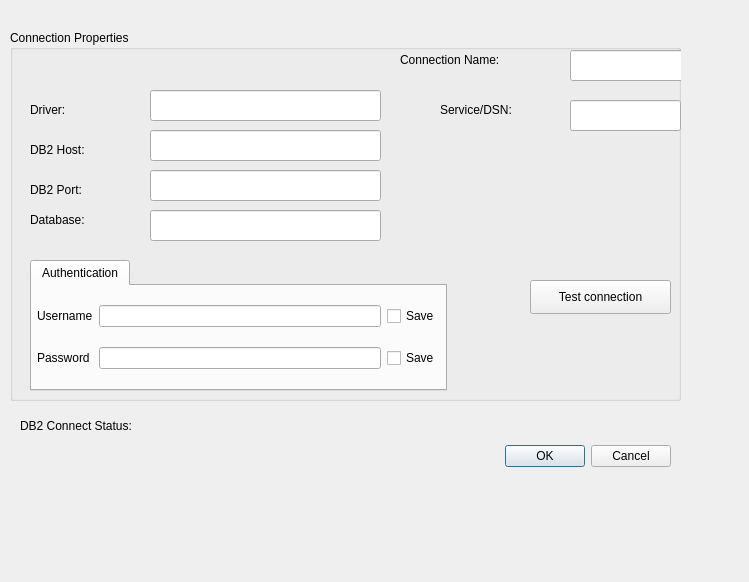
First picture: the form in src/ui/qgsdb2newconnectionbase.ui, repository qgis/QGIS, before the edit.
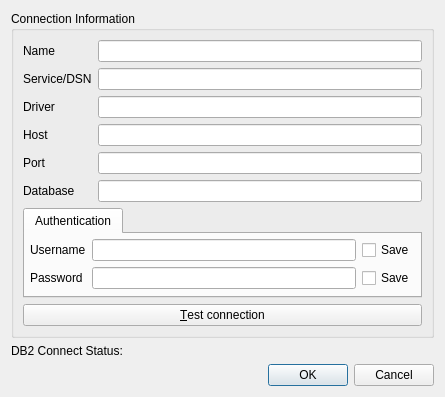
Second picture: the form after the edit.

Diff of the .ui file:
```diff
--- a/src/ui/qgsdb2newconnectionbase.ui
+++ b/src/ui/qgsdb2newconnectionbase.ui
@@ -6,22 +6,23 @@
    <rect>
     <x>0</x>
     <y>0</y>
-    <width>749</width>
-    <height>582</height>
+    <width>445</width>
+    <height>386</height>
    </rect>
   </property>
   <property name="windowTitle">
    <string>Create a New DB2 connection</string>
   </property>
+  <layout class="QGridLayout" name="gridLayout_3">
+   <item row="1" column="0">
+    <widget class="QLabel" name="db2ConnectStatus">
+     <property name="text">
+      <string>DB2 Connect Status: </string>
+     </property>
+    </widget>
+   </item>
+   <item row="3" column="0">
   <widget class="QDialogButtonBox" name="buttonBox">
-   <property name="geometry">
-    <rect>
-     <x>450</x>
-     <y>440</y>
-     <width>221</width>
-     <height>32</height>
-    </rect>
-   </property>
    <property name="orientation">
     <enum>Qt::Horizontal</enum>
    </property>
@@ -29,178 +30,82 @@
     <set>QDialogButtonBox::Cancel|QDialogButtonBox::Ok</set>
    </property>
   </widget>
+   </item>
+   <item row="0" column="0">
   <widget class="QGroupBox" name="groupBox">
-   <property name="geometry">
-    <rect>
-     <x>10</x>
-     <y>30</y>
-     <width>671</width>
-     <height>371</height>
-    </rect>
-   </property>
    <property name="title">
-    <string>Connection Properties</string>
-   </property>
+      <string>Connection Information</string>
+     </property>
+     <layout class="QGridLayout" name="gridLayout_2">
+      <item row="2" column="0">
+       <widget class="QLabel" name="DB2ServiceLabel_2">
+        <property name="text">
+         <string>Driver</string>
+        </property>
+       </widget>
+      </item>
+      <item row="2" column="1">
+       <widget class="QLineEdit" name="txtDriver"/>
+      </item>
+      <item row="3" column="0">
    <widget class="QLabel" name="DB2HostLabel">
-    <property name="geometry">
-     <rect>
-      <x>20</x>
-      <y>110</y>
-      <width>91</width>
-      <height>20</height>
-     </rect>
-    </property>
     <property name="text">
-     <string>DB2 Host:</string>
-    </property>
-   </widget>
+         <string>Host</string>
+        </property>
+       </widget>
+      </item>
+      <item row="5" column="1">
+       <widget class="QLineEdit" name="txtDatabase"/>
+      </item>
+      <item row="3" column="1">
+       <widget class="QLineEdit" name="txtHost"/>
+      </item>
+      <item row="4" column="0">
    <widget class="QLabel" name="DB2port">
-    <property name="geometry">
-     <rect>
-      <x>20</x>
-      <y>150</y>
-      <width>91</width>
-      <height>19</height>
-     </rect>
-    </property>
     <property name="text">
-     <string>DB2 Port:</string>
-    </property>
-   </widget>
+         <string>Port</string>
+        </property>
+       </widget>
+      </item>
+      <item row="4" column="1">
+       <widget class="QLineEdit" name="txtPort"/>
+      </item>
+      <item row="5" column="0">
    <widget class="QLabel" name="database">
-    <property name="geometry">
-     <rect>
-      <x>20</x>
-      <y>180</y>
-      <width>91</width>
-      <height>19</height>
-     </rect>
-    </property>
     <property name="text">
-     <string>Database:</string>
-    </property>
-   </widget>
-   <widget class="QLineEdit" name="txtPort">
-    <property name="geometry">
-     <rect>
-      <x>140</x>
-      <y>140</y>
-      <width>231</width>
-      <height>31</height>
-     </rect>
-    </property>
-   </widget>
-   <widget class="QLineEdit" name="txtDatabase">
-    <property name="geometry">
-     <rect>
-      <x>140</x>
-      <y>180</y>
-      <width>231</width>
-      <height>31</height>
-     </rect>
-    </property>
-   </widget>
-   <widget class="QLineEdit" name="txtHost">
-    <property name="geometry">
-     <rect>
-      <x>140</x>
-      <y>100</y>
-      <width>231</width>
-      <height>31</height>
-     </rect>
-    </property>
-   </widget>
-   <widget class="QPushButton" name="btnConnect">
-    <property name="geometry">
-     <rect>
-      <x>520</x>
-      <y>250</y>
-      <width>141</width>
-      <height>34</height>
-     </rect>
-    </property>
-    <property name="text">
-     <string>Test connection</string>
-    </property>
-   </widget>
-   <widget class="QLineEdit" name="txtService">
-    <property name="geometry">
-     <rect>
-      <x>560</x>
-      <y>70</y>
-      <width>111</width>
-      <height>31</height>
-     </rect>
-    </property>
-   </widget>
-   <widget class="QLabel" name="DB2ServiceLabel">
-    <property name="geometry">
-     <rect>
-      <x>430</x>
-      <y>70</y>
-      <width>121</width>
-      <height>19</height>
-     </rect>
-    </property>
-    <property name="text">
-     <string>Service/DSN:</string>
-    </property>
-   </widget>
-   <widget class="QLineEdit" name="txtDriver">
-    <property name="geometry">
-     <rect>
-      <x>140</x>
-      <y>60</y>
-      <width>231</width>
-      <height>31</height>
-     </rect>
-    </property>
-   </widget>
-   <widget class="QLabel" name="DB2ServiceLabel_2">
-    <property name="geometry">
-     <rect>
-      <x>20</x>
-      <y>70</y>
-      <width>91</width>
-      <height>19</height>
-     </rect>
-    </property>
-    <property name="text">
-     <string>Driver:</string>
-    </property>
-   </widget>
-   <widget class="QLineEdit" name="txtName">
-    <property name="geometry">
-     <rect>
-      <x>560</x>
-      <y>20</y>
-      <width>121</width>
-      <height>31</height>
-     </rect>
-    </property>
-   </widget>
+         <string>Database</string>
+        </property>
+       </widget>
+      </item>
+      <item row="0" column="0">
    <widget class="QLabel" name="DB2ServiceLabel_3">
-    <property name="geometry">
-     <rect>
-      <x>390</x>
-      <y>20</y>
-      <width>161</width>
-      <height>20</height>
-     </rect>
-    </property>
+        <property name="text">
+         <string>Name</string>
+        </property>
+       </widget>
+      </item>
+      <item row="1" column="0">
+       <widget class="QLabel" name="DB2ServiceLabel">
     <property name="text">
-     <string>Connection Name:</string>
-    </property>
-   </widget>
+         <string>Service/DSN</string>
+        </property>
+       </widget>
+      </item>
+      <item row="1" column="1">
+       <widget class="QLineEdit" name="txtService"/>
+      </item>
+      <item row="0" column="1">
+       <widget class="QLineEdit" name="txtName"/>
+      </item>
+      <item row="7" column="0" colspan="2">
+       <widget class="QPushButton" name="btnConnect">
+        <property name="text">
+         <string>&amp;Test connection</string>
+        </property>
+       </widget>
+      </item>
+      <item row="6" column="0" colspan="2">
    <widget class="QTabWidget" name="tabAuthentication">
-    <property name="geometry">
-     <rect>
-      <x>20</x>
-      <y>230</y>
-      <width>417</width>
-      <height>131</height>
-     </rect>
-    </property>
     <property name="sizePolicy">
      <sizepolicy hsizetype="Expanding" vsizetype="Maximum">
       <horstretch>0</horstretch>
@@ -274,20 +179,24 @@
      </layout>
     </widget>
    </widget>
-  </widget>
-  <widget class="QLabel" name="db2ConnectStatus">
-   <property name="geometry">
-    <rect>
-     <x>20</x>
-     <y>410</y>
-     <width>711</width>
-     <height>31</height>
-    </rect>
-   </property>
-   <property name="text">
-    <string>DB2 Connect Status: </string>
-   </property>
-  </widget>
+      </item>
+     </layout>
+    </widget>
+   </item>
+   <item row="2" column="0">
+    <spacer name="verticalSpacer">
+     <property name="orientation">
+      <enum>Qt::Vertical</enum>
+     </property>
+     <property name="sizeHint" stdset="0">
+      <size>
+       <width>20</width>
+       <height>0</height>
+      </size>
+     </property>
+    </spacer>
+   </item>
+  </layout>
  </widget>
  <tabstops>
   <tabstop>txtName</tabstop>
```
Left out of the diff: 14 changed lines with no effect on the pictures. Lines whose indentation alone changed are shown as unchanged.
